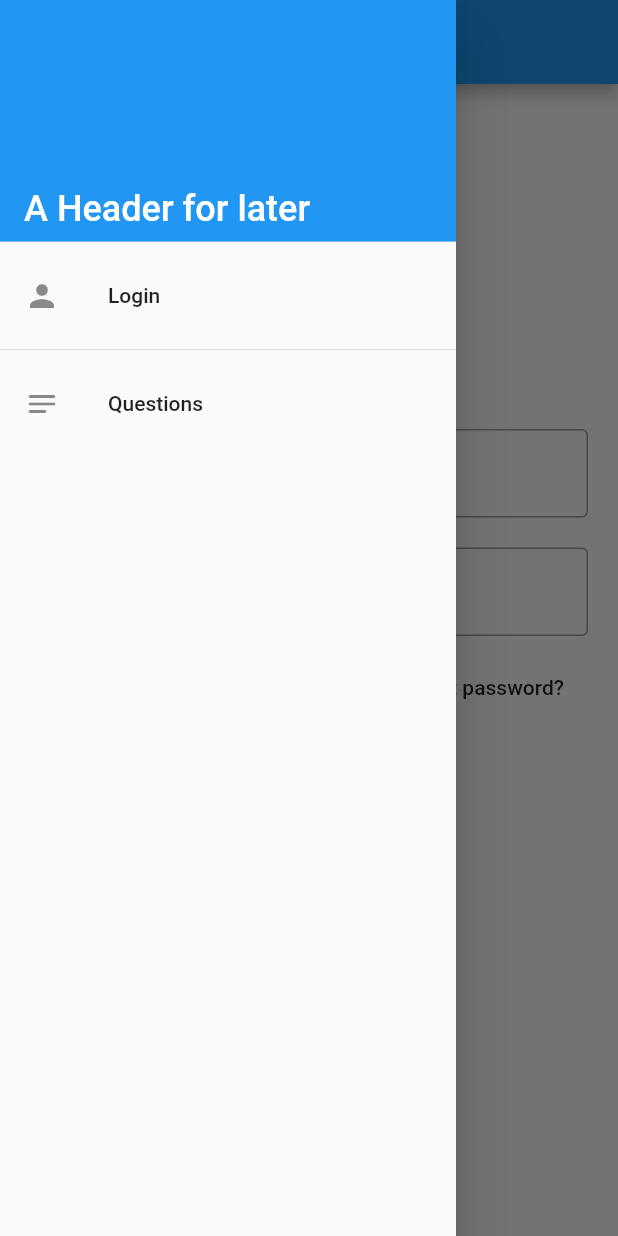
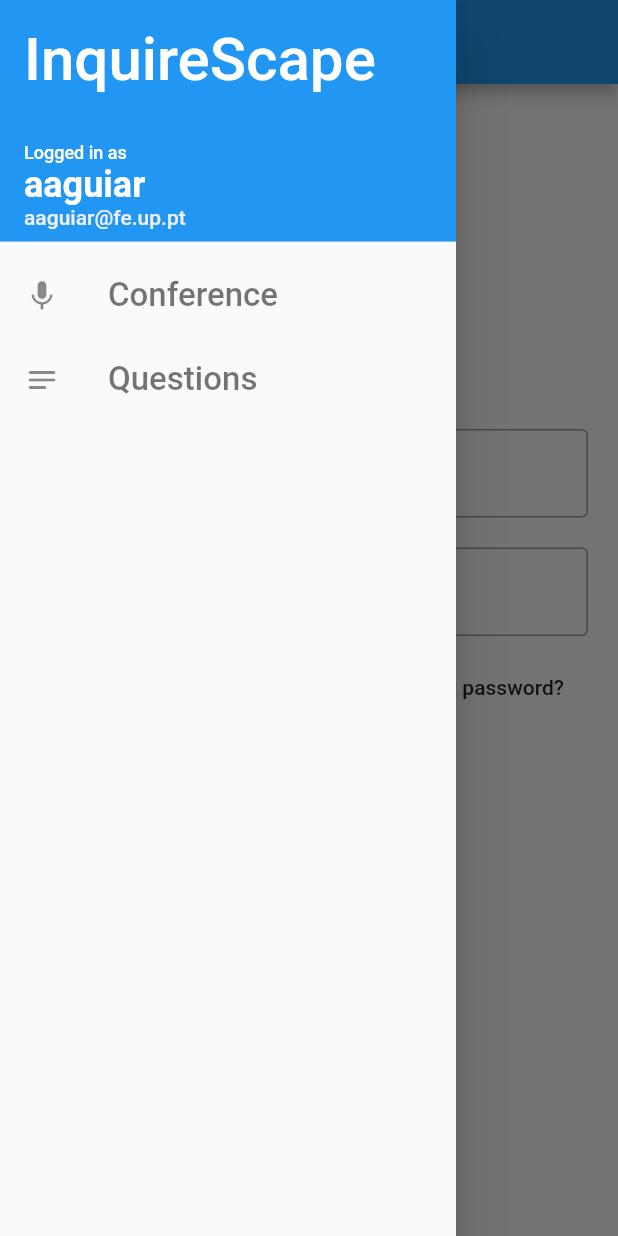
Before and after one commit to FEUP-ESOF-2020-21/open-cx-t1g4-gof, a Flutter app: the LoginPage screen opened by its route, with the side drawer open, on a phone screen of 412 x 824 dp. Run offline on Flutter 3.47's test engine with Material 2 defaults, Android fonts, the phone set to English and light mode, and no system bars; our stand-ins replace cloud_firestore, firebase_auth, firebase_core, flutter_rating_bar; accounts and stored records are empty.

Commit message:
Improved app drawer Updated Icons

```diff
--- a/lib/pages/LoginPage.dart
+++ b/lib/pages/LoginPage.dart
@@ -29,7 +29,7 @@ class _LoginPageState extends State<LoginPage> {
             child: Column(
               children: <Widget>[
                 Icon(
-                  Icons.person,
+                  Icons.account_circle_rounded,
                   size: 200.0,
                 ),
                 Container(
--- a/lib/widgets/InquireScapeDrawer.dart
+++ b/lib/widgets/InquireScapeDrawer.dart
@@ -1,48 +1,155 @@
 import 'package:flutter/material.dart';
+import 'package:inquirescape/model/Moderator.dart';
 
-class DrawerEntry extends StatelessWidget {
+// ---------------
+//     ENTRY
+// ---------------
+class _DrawerEntry extends StatelessWidget {
   final IconData icon;
   final String text, path;
 
-  DrawerEntry(this.icon, this.text, this.path);
+  _DrawerEntry(this.icon, this.text, this.path);
 
   @override
   Widget build(BuildContext context) {
+    if (this.path != null) {
       return ListTile(
         leading: Icon(this.icon),
-      title: Text(this.text),
+        title: Text(
+          this.text,
+          style: TextStyle(
+            fontSize: 22,
+            color: Colors.black54,
+          ),
+        ),
         onTap: () {
           Navigator.pushReplacementNamed(context, this.path);
         },
       );
+    } else {
+      return ListTile(
+        leading: Icon(this.icon),
+        title: Text(
+          this.text,
+          style: TextStyle(
+            fontSize: 22,
+            color: Colors.black54,
+          ),
+        ),
+      );
+    }
   }
 }
 
-class InquireScapeDrawer extends StatelessWidget {
+// ---------------
+//     DRAWER
+// ---------------
+class InquireScapeDrawer extends StatefulWidget {
+  final bool loggedIn = true;
+  final Moderator mod = Moderator.withoutRef("aaguiar", "aaguiar@fe.up.pt", "Ademar Aguiar");
+
+  @override
+  _InquireScapeDrawerState createState() => _InquireScapeDrawerState();
+}
+
+class _InquireScapeDrawerState extends State<InquireScapeDrawer> {
   @override
   Widget build(BuildContext context) {
+    return this.widget.loggedIn ? this.buildLoggedIn(context) : this.buildLoggedOff(context);
+  }
+
+  Widget buildLoggedOff(BuildContext context) {
     return Drawer(
       child: ListView(
         padding: EdgeInsets.zero,
         children: <Widget>[
-          const DrawerHeader(
+          DrawerHeader(
             decoration: BoxDecoration(
               color: Colors.blue,
             ),
-            child: Align(
-              alignment: Alignment.bottomLeft,
-              child: Text(
-                'A Header for later',
+            child: Column(
+              mainAxisAlignment: MainAxisAlignment.spaceBetween,
+              crossAxisAlignment: CrossAxisAlignment.start,
+              children: <Widget>[
+                Text(
+                  'InquireScape',
                   style: TextStyle(
                     color: Colors.white,
+                    fontSize: 40,
+                  ),
+                ),
+                Text(
+                  'Logged Off',
+                  style: TextStyle(
+                    color: Colors.white,
+                    fontSize: 18,
+                  ),
+                ),
+              ],
+            ),
+          ),
+          _DrawerEntry(Icons.login, "Log In", "/login"),
+        ],
+      ),
+    );
+  }
+
+  Widget buildLoggedIn(BuildContext context) {
+    return Drawer(
+      child: ListView(
+        padding: EdgeInsets.zero,
+        children: <Widget>[
+          DrawerHeader(
+            decoration: BoxDecoration(
+              color: Colors.blue,
+            ),
+            child: Column(
+              mainAxisAlignment: MainAxisAlignment.spaceBetween,
+              crossAxisAlignment: CrossAxisAlignment.start,
+              children: <Widget>[
+                Text(
+                  'InquireScape',
+                  style: TextStyle(
+                    color: Colors.white,
+                    fontSize: 40,
+                  ),
+                ),
+                Column(
+                  crossAxisAlignment: CrossAxisAlignment.start,
+                  children: <Widget>[
+                    Text(
+                      'Logged in as',
+                      style: TextStyle(
+                        color: Colors.white,
+                        fontSize: 12,
+                      ),
+                    ),
+                    Text(
+                      this.widget.mod.username,
+                      style: TextStyle(
+                        color: Colors.white,
+                        fontWeight: FontWeight.bold,
                         fontSize: 24,
                       ),
+                      overflow: TextOverflow.clip,
+                      maxLines: 2,
+                    ),
+                    Text(
+                      this.widget.mod.email,
+                      style: TextStyle(
+                        color: Colors.grey[200],
+                        fontSize: 14,
+                      ),
+                      overflow: TextOverflow.ellipsis,
+                      maxLines: 1,
+                    ),
+                  ],
+                )
+              ],
             ),
           ),
-          ),
-          DrawerEntry(Icons.person, "Login", "/login"),
-          Divider(),
-          DrawerEntry(Icons.notes_rounded, "Questions", "/questions"),
+          _DrawerEntry(Icons.mic, "Conference", "/login"),
+          _DrawerEntry(Icons.notes_rounded, "Questions", "/questions"),
         ],
       ),
     );
```
Lines whose indentation alone changed are shown as unchanged.
